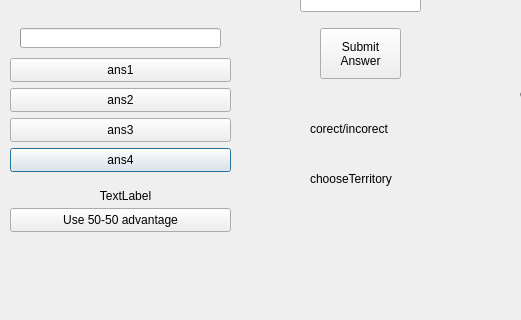
AndreiAndreea/TriviadorMCpp, file Triviador/Triviador/GameElementsGenerator.ui: the form before one commit; both pictures show x 0 to 521 and y 132 to 452 of the 766 by 452 pixel window.
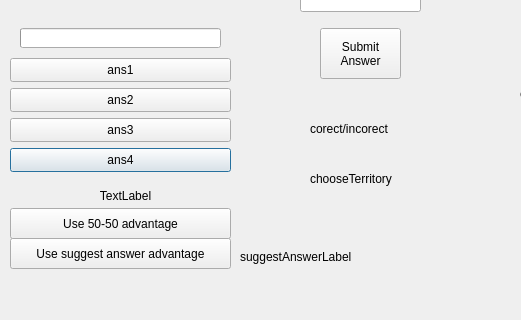
The form after the commit.

Commit message: Added 'Suggest Answer Advantage' button in GameElementsGenerator and implemented method for it to generate an approximate number with margin of error +/- 20 compared to the correct answer for the single choice question type, which will be displayed in a label.

Diff of the .ui file:
```diff
--- a/Triviador/Triviador/GameElementsGenerator.ui
+++ b/Triviador/Triviador/GameElementsGenerator.ui
@@ -259,13 +259,39 @@
      <x>10</x>
      <y>340</y>
      <width>221</width>
-     <height>24</height>
+     <height>31</height>
     </rect>
    </property>
    <property name="text">
     <string>Use 50-50 advantage</string>
    </property>
   </widget>
+  <widget class="QPushButton" name="suggestAnswerButton">
+   <property name="geometry">
+    <rect>
+     <x>10</x>
+     <y>370</y>
+     <width>221</width>
+     <height>31</height>
+    </rect>
+   </property>
+   <property name="text">
+    <string>Use suggest answer advantage</string>
+   </property>
+  </widget>
+  <widget class="QLabel" name="suggestAnswerLabel">
+   <property name="geometry">
+    <rect>
+     <x>240</x>
+     <y>378</y>
+     <width>131</width>
+     <height>21</height>
+    </rect>
+   </property>
+   <property name="text">
+    <string>suggestAnswerLabel</string>
+   </property>
+  </widget>
  </widget>
  <resources/>
  <connections/>
```
Left out of the diff: 2 changed lines with no effect on the pictures. The commit also changes 3 other files.
